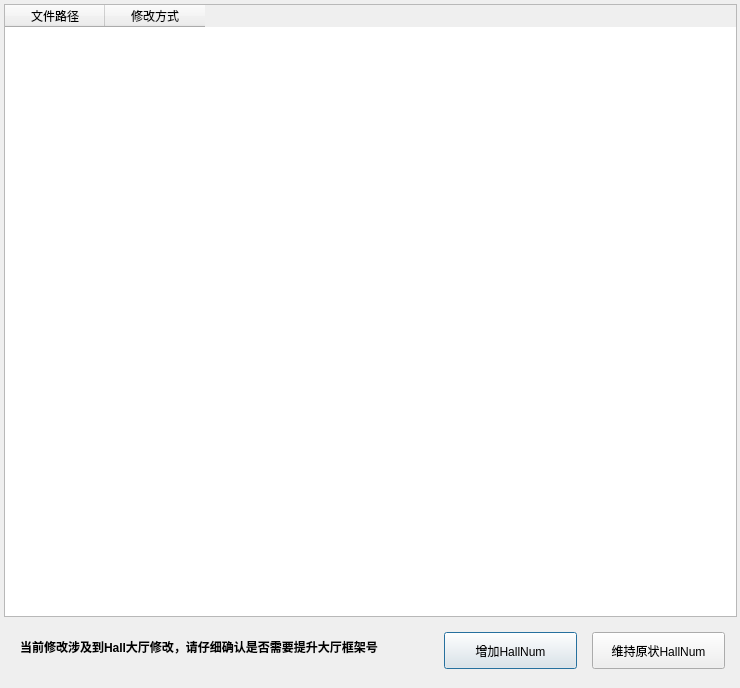
Old version of the form ui/changelist.ui in the repository TQCasey/PackMaster.
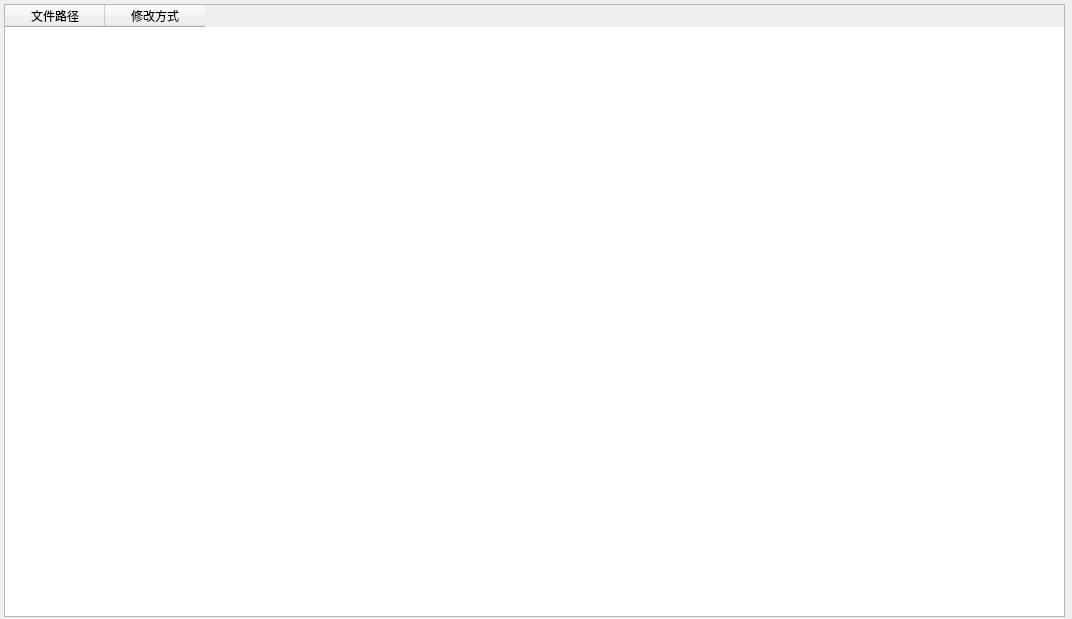
New version of the form.

Commit message: 增加显示修改列表

Diff of the .ui file:
```diff
--- a/ui/changelist.ui
+++ b/ui/changelist.ui
@@ -6,51 +6,43 @@
    <rect>
     <x>0</x>
     <y>0</y>
-    <width>740</width>
-    <height>688</height>
+    <width>1072</width>
+    <height>619</height>
    </rect>
   </property>
+  <property name="minimumSize">
+   <size>
+    <width>1072</width>
+    <height>619</height>
+   </size>
+  </property>
+  <property name="maximumSize">
+   <size>
+    <width>1072</width>
+    <height>619</height>
+   </size>
+  </property>
   <property name="windowTitle">
    <string>Dialog</string>
   </property>
-  <widget class="QPushButton" name="pushButton_add_hallnum">
-   <property name="geometry">
-    <rect>
-     <x>444</x>
-     <y>632</y>
-     <width>133</width>
-     <height>37</height>
-    </rect>
-   </property>
-   <property name="text">
-    <string>增加HallNum</string>
-   </property>
-  </widget>
-  <widget class="QPushButton" name="pushButton_remain_hallnum">
-   <property name="geometry">
-    <rect>
-     <x>592</x>
-     <y>632</y>
-     <width>133</width>
-     <height>37</height>
-    </rect>
-   </property>
-   <property name="text">
-    <string>维持原状HallNum</string>
-   </property>
-  </widget>
   <widget class="QTableWidget" name="tableWidget_changelist">
    <property name="geometry">
     <rect>
      <x>4</x>
      <y>4</y>
-     <width>733</width>
+     <width>1061</width>
      <height>613</height>
     </rect>
    </property>
    <property name="minimumSize">
     <size>
-     <width>733</width>
+     <width>1061</width>
+     <height>613</height>
+    </size>
+   </property>
+   <property name="maximumSize">
+    <size>
+     <width>1061</width>
      <height>613</height>
     </size>
    </property>
@@ -83,27 +75,6 @@
     </property>
    </column>
   </widget>
-  <widget class="QLabel" name="label_tips">
-   <property name="geometry">
-    <rect>
-     <x>20</x>
-     <y>624</y>
-     <width>413</width>
-     <height>45</height>
-    </rect>
-   </property>
-   <property name="font">
-    <font>
-     <weight>75</weight>
-     <bold>true</bold>
-     <underline>false</underline>
-     <strikeout>false</strikeout>
-    </font>
-   </property>
-   <property name="text">
-    <string>当前修改涉及到Hall大厅修改，请仔细确认是否需要提升大厅框架号</string>
-   </property>
-  </widget>
  </widget>
  <resources/>
  <connections/>
```
The commit also changes 4 other files.
